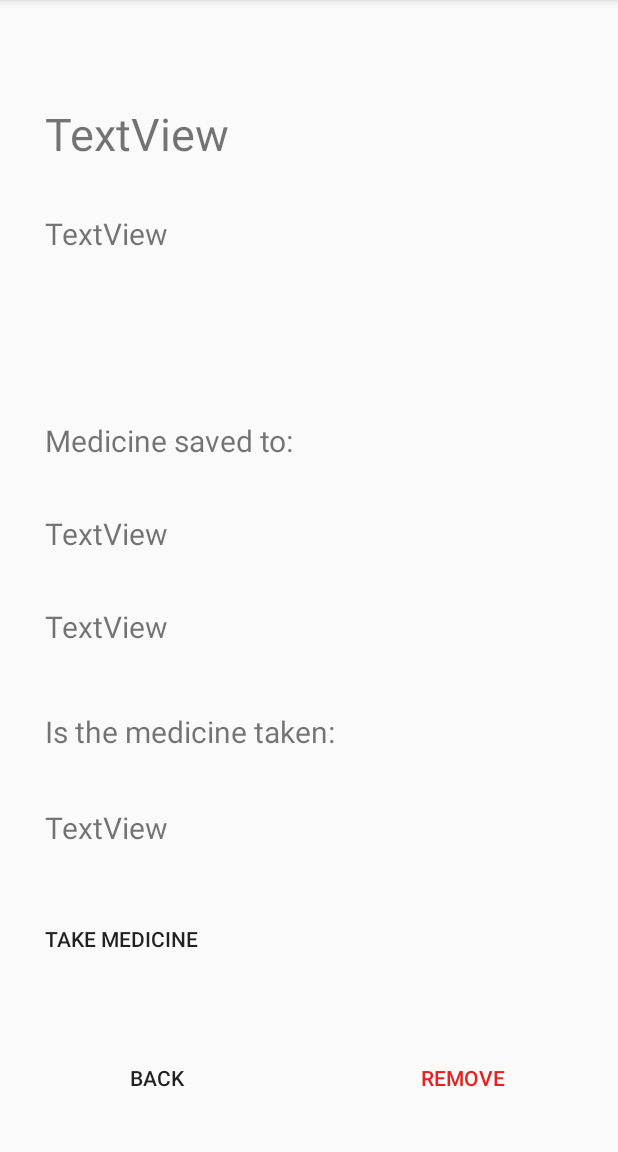
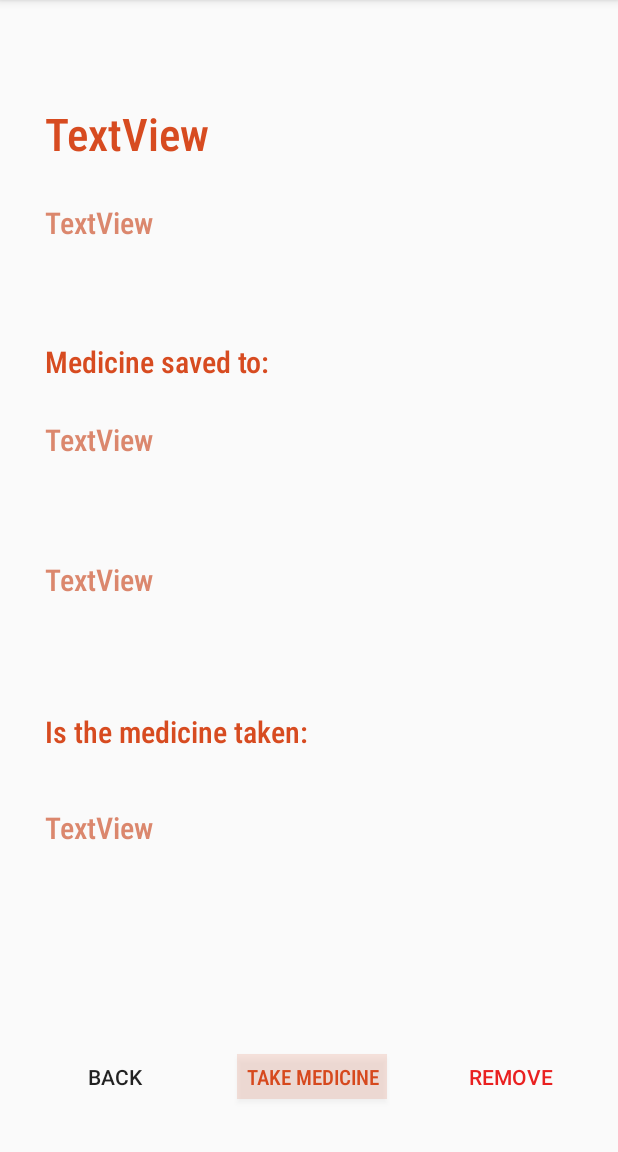
Before and after one commit to Mahamurahti/Medirem, an Android app: the MedicineDetailsActivity screen opened directly, with no data from a screen before it, on a phone screen of 412 x 824 dp, the part 84-1236 px from its top. Run offline under Robolectric (Android 15) with nearby library versions, the light colour scheme and no system bars; 9 statements that could not run were skipped.

Commit message:
meidcine add activity changes
colors, font, etc

```diff
--- a/Medirem_Project/app/src/main/res/layout/activity_add_medicine.xml
+++ b/Medirem_Project/app/src/main/res/layout/activity_add_medicine.xml
@@ -25,7 +25,7 @@
         android:layout_width="300dp"
         android:layout_height="30dp"
         android:layout_marginTop="52dp"
-        android:fontFamily="sans-serif-condensed-light"
+        android:fontFamily="sans-serif-condensed-medium"
         android:text="Name of you medicine"
         android:textColor="#8A4646"
         android:textSize="20sp"
@@ -40,7 +40,7 @@
         android:layout_width="300dp"
         android:layout_height="50dp"
         android:layout_marginTop="150dp"
-        android:fontFamily="sans-serif-condensed-light"
+        android:fontFamily="sans-serif-condensed-medium"
         android:text="Give a small description of your medicine"
         android:textColor="#8A4646"
         android:textSize="20sp"
--- a/Medirem_Project/app/src/main/res/layout/activity_medicine_details.xml
+++ b/Medirem_Project/app/src/main/res/layout/activity_medicine_details.xml
@@ -12,11 +12,15 @@
         android:layout_height="60dp"
         android:layout_marginStart="30dp"
         android:layout_marginBottom="200dp"
+        android:fontFamily="sans-serif-condensed-medium"
+        android:foregroundGravity="left"
+        android:gravity="left"
         android:text="TextView"
+        android:textColor="#F3D54215"
         android:textSize="30sp"
         app:layout_constraintBottom_toTopOf="@+id/guideline"
         app:layout_constraintEnd_toEndOf="parent"
-        app:layout_constraintHorizontal_bias="0.303"
+        app:layout_constraintHorizontal_bias="0.0"
         app:layout_constraintStart_toStartOf="parent"
         app:layout_constraintTop_toTopOf="parent"
         app:layout_constraintVertical_bias="0.342" />
@@ -24,16 +28,18 @@
     <TextView
         android:id="@+id/medicineDesc"
         android:layout_width="0dp"
-        android:layout_height="120dp"
+        android:layout_height="90dp"
         android:layout_marginStart="30dp"
         android:layout_marginBottom="50dp"
+        android:fontFamily="sans-serif-condensed-medium"
         android:text="TextView"
+        android:textColor="#B4CE5631"
         android:textSize="20sp"
         app:layout_constraintBottom_toTopOf="@+id/guideline"
         app:layout_constraintEnd_toEndOf="parent"
         app:layout_constraintStart_toStartOf="parent"
         app:layout_constraintTop_toTopOf="parent"
-        app:layout_constraintVertical_bias="0.489" />
+        app:layout_constraintVertical_bias="0.42000002" />
 
     <androidx.constraintlayout.widget.Guideline
         android:id="@+id/guideline"
@@ -47,34 +53,38 @@
         android:layout_width="378dp"
         android:layout_height="47dp"
         android:layout_marginStart="30dp"
+        android:fontFamily="sans-serif-condensed-medium"
         android:text="Medicine saved to:"
+        android:textColor="#F3D54215"
         android:textSize="20sp"
         app:layout_constraintBottom_toTopOf="@+id/guideline"
         app:layout_constraintEnd_toEndOf="parent"
         app:layout_constraintHorizontal_bias="0.0"
         app:layout_constraintStart_toStartOf="parent"
         app:layout_constraintTop_toTopOf="parent"
-        app:layout_constraintVertical_bias="0.677" />
+        app:layout_constraintVertical_bias="0.55" />
 
     <TextView
         android:id="@+id/medicineDate"
         android:layout_width="0dp"
         android:layout_height="50dp"
         android:layout_marginStart="30dp"
+        android:fontFamily="sans-serif-condensed-medium"
         android:text="TextView"
+        android:textColor="#B4CE5631"
         android:textSize="20sp"
         app:layout_constraintBottom_toTopOf="@+id/guideline"
         app:layout_constraintEnd_toEndOf="parent"
         app:layout_constraintHorizontal_bias="0.0"
         app:layout_constraintStart_toStartOf="parent"
         app:layout_constraintTop_toTopOf="parent"
-        app:layout_constraintVertical_bias="0.832" />
+        app:layout_constraintVertical_bias="0.68" />
 
     <Button
         android:id="@+id/removeButton"
         android:layout_width="wrap_content"
         android:layout_height="wrap_content"
-        android:layout_marginEnd="60dp"
+        android:layout_marginEnd="28dp"
         android:background="#00F60505"
         android:onClick="removeButton"
         android:text="Remove"
@@ -82,20 +92,20 @@
         app:layout_constraintBottom_toBottomOf="parent"
         app:layout_constraintEnd_toEndOf="parent"
         app:layout_constraintTop_toTopOf="@+id/guideline"
-        app:layout_constraintVertical_bias="0.902" />
+        app:layout_constraintVertical_bias="0.901" />
 
     <Button
         android:id="@+id/button3"
         android:layout_width="0dp"
         android:layout_height="wrap_content"
-        android:layout_marginStart="60dp"
+        android:layout_marginStart="32dp"
         android:background="#00F60505"
         android:onClick="onBackPressed"
         android:text="Back"
         app:layout_constraintBottom_toBottomOf="parent"
         app:layout_constraintStart_toStartOf="parent"
         app:layout_constraintTop_toTopOf="@+id/guideline"
-        app:layout_constraintVertical_bias="0.902" />
+        app:layout_constraintVertical_bias="0.901" />
 
     <TextView
         android:id="@+id/medicineTime"
@@ -103,7 +113,9 @@
         android:layout_height="50dp"
         android:layout_marginStart="30dp"
         android:layout_marginTop="5dp"
+        android:fontFamily="sans-serif-condensed-medium"
         android:text="TextView"
+        android:textColor="#B4CE5631"
         android:textSize="20sp"
         app:layout_constraintBottom_toTopOf="@+id/guideline"
         app:layout_constraintEnd_toEndOf="parent"
@@ -115,7 +127,9 @@
         android:layout_width="0dp"
         android:layout_height="50dp"
         android:layout_marginStart="30dp"
+        android:fontFamily="sans-serif-condensed-medium"
         android:text="Is the medicine taken:"
+        android:textColor="#F3D54215"
         android:textSize="20sp"
         app:layout_constraintBottom_toBottomOf="parent"
         app:layout_constraintEnd_toEndOf="parent"
@@ -129,7 +143,9 @@
         android:layout_width="0dp"
         android:layout_height="50dp"
         android:layout_marginStart="30dp"
+        android:fontFamily="sans-serif-condensed-medium"
         android:text="TextView"
+        android:textColor="#B4CE5631"
         android:textSize="20sp"
         app:layout_constraintBottom_toBottomOf="parent"
         app:layout_constraintEnd_toEndOf="parent"
@@ -140,15 +156,14 @@
 
     <Button
         android:id="@+id/takeMedButton"
-        android:layout_width="wrap_content"
-        android:layout_height="wrap_content"
-        android:background="#00F60505"
+        android:layout_width="100dp"
+        android:layout_height="30dp"
+        android:background="#39E28C72"
+        android:fontFamily="sans-serif-condensed-medium"
         android:onClick="takeMedicineButton"
         android:text="Take medicine"
-        app:layout_constraintBottom_toBottomOf="parent"
-        app:layout_constraintEnd_toEndOf="parent"
-        app:layout_constraintHorizontal_bias="0.097"
-        app:layout_constraintStart_toStartOf="parent"
-        app:layout_constraintTop_toTopOf="@+id/guideline"
-        app:layout_constraintVertical_bias="0.545" />
+        android:textColor="#F3D54215"
+        app:layout_constraintBaseline_toBaselineOf="@+id/button3"
+        app:layout_constraintEnd_toStartOf="@+id/removeButton"
+        app:layout_constraintStart_toEndOf="@+id/button3" />
 </androidx.constraintlayout.widget.ConstraintLayout>
```
